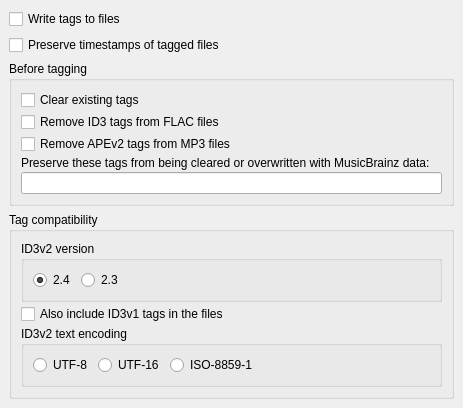
This is ui/options_tags.ui in metabrainz/picard as Qt 5 draws it before an edit. The edited form follows.
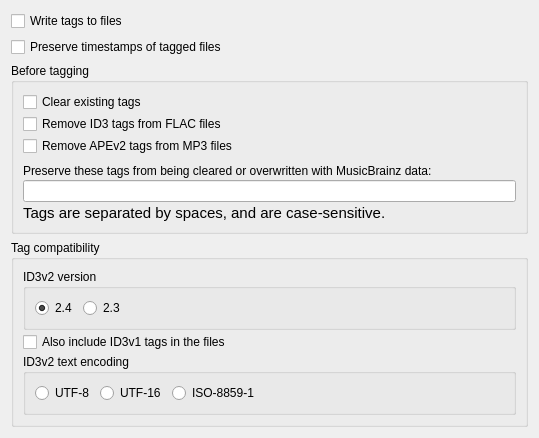
This is the edited form.

Commit message: Add a completer to the preserved tags setting, plus a note about spacing and case sensitivity

```diff
--- a/ui/options_tags.ui
+++ b/ui/options_tags.ui
@@ -6,17 +6,11 @@
    <rect>
     <x>0</x>
     <y>0</y>
-    <width>463</width>
-    <height>388</height>
+    <width>539</width>
+    <height>425</height>
    </rect>
   </property>
   <layout class="QVBoxLayout">
-   <property name="spacing">
-    <number>6</number>
-   </property>
-   <property name="margin">
-    <number>9</number>
-   </property>
    <item>
     <widget class="QCheckBox" name="write_tags">
      <property name="text">
@@ -40,9 +34,6 @@
       <property name="spacing">
        <number>2</number>
       </property>
-      <property name="margin">
-       <number>9</number>
-      </property>
       <item>
        <widget class="QCheckBox" name="clear_existing_tags">
         <property name="text">
@@ -64,6 +55,22 @@
         </property>
        </widget>
       </item>
+      <item>
+       <spacer name="verticalSpacer">
+        <property name="orientation">
+         <enum>Qt::Vertical</enum>
+        </property>
+        <property name="sizeType">
+         <enum>QSizePolicy::Fixed</enum>
+        </property>
+        <property name="sizeHint" stdset="0">
+         <size>
+          <width>20</width>
+          <height>6</height>
+         </size>
+        </property>
+       </spacer>
+      </item>
       <item>
        <widget class="QLabel" name="preserved_tags_label">
         <property name="text">
@@ -72,7 +79,19 @@
        </widget>
       </item>
       <item>
-       <widget class="QLineEdit" name="preserved_tags" />
+       <widget class="QLineEdit" name="preserved_tags"/>
+      </item>
+      <item>
+       <widget class="QLabel" name="preserved_tags_help">
+        <property name="font">
+         <font>
+          <pointsize>11</pointsize>
+         </font>
+        </property>
+        <property name="text">
+         <string>Tags are separated by spaces, and are case-sensitive.</string>
+        </property>
+       </widget>
       </item>
      </layout>
     </widget>
@@ -86,9 +105,6 @@
       <property name="spacing">
        <number>2</number>
       </property>
-      <property name="margin">
-       <number>9</number>
-      </property>
       <item>
        <widget class="QGroupBox" name="groupBox">
         <property name="title">
```
The commit also changes 2 other files.
